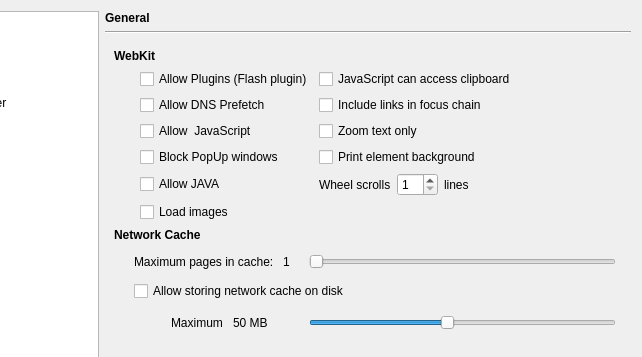
Old version of the form src/preferences/preferences.ui in the repository QupZilla/qupzilla; both pictures show x 112 to 754 and y 0 to 357 of the 754 by 483 pixel window.
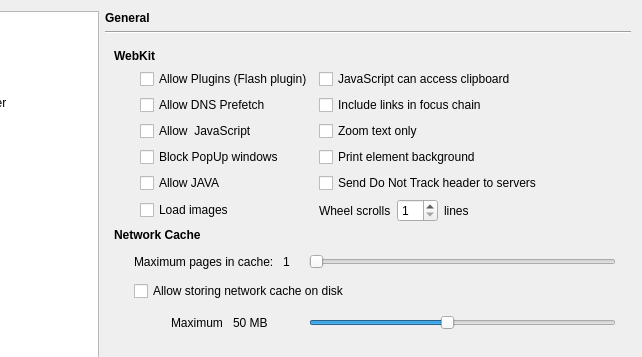
New version of the form. The open tabs and pages were chosen to show the change. Icons and pictures are not drawn. Custom widgets are drawn as their Qt base class.

Commit message: Added Do Not Track (http://donottrack.us/) support

What changed in the file:
```diff
--- a/src/preferences/preferences.ui
+++ b/src/preferences/preferences.ui
@@ -857,19 +857,6 @@
           </widget>
          </item>
          <item row="6" column="3">
-          <spacer name="horizontalSpacer_3">
-           <property name="orientation">
-            <enum>Qt::Horizontal</enum>
-           </property>
-           <property name="sizeHint" stdset="0">
-            <size>
-             <width>40</width>
-             <height>20</height>
-            </size>
-           </property>
-          </spacer>
-         </item>
-         <item row="5" column="3">
           <layout class="QHBoxLayout" name="horizontalLayout_7">
            <item>
             <widget class="QLabel" name="label_14">
@@ -907,6 +894,13 @@
            </item>
           </layout>
          </item>
+         <item row="5" column="3">
+          <widget class="QCheckBox" name="doNotTrack">
+           <property name="text">
+            <string>Send Do Not Track header to servers</string>
+           </property>
+          </widget>
+         </item>
         </layout>
        </item>
        <item row="1" column="0">
```
The commit also changes 7 other files.
